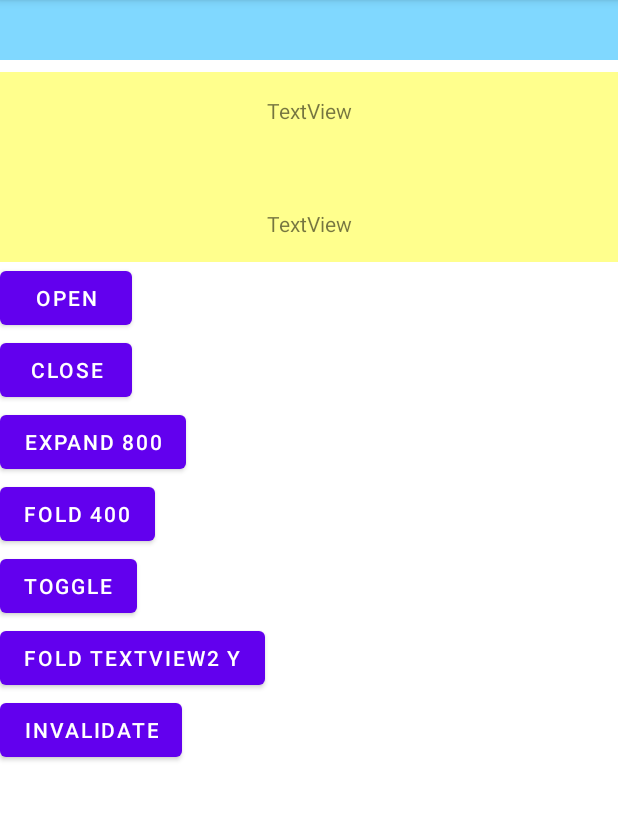
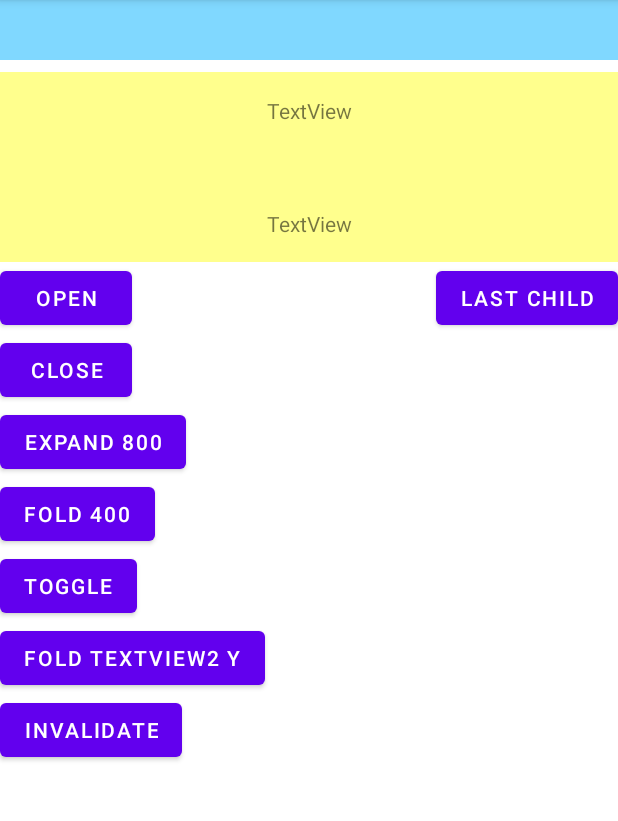
Before and after one commit to NightOwl094/ExpandableConstraintLayout, an Android app: the screen it shows after launch (MainActivity), on a phone screen of 412 x 824 dp, the part 84-905 px from its top. Run offline under Robolectric (Android 15) with nearby library versions, the phone set to English and light mode, and no system bars.

Commit message:
Update - height 캐싱이 되지 않아도 확대 가능한 메소드 추가

```diff
--- a/Lib/app/Lib/src/main/java/com/nightowl094/lib/ExpandableConstraintLayoutUseCase.kt
+++ b/Lib/app/Lib/src/main/java/com/nightowl094/lib/ExpandableConstraintLayoutUseCase.kt
@@ -5,6 +5,7 @@ import androidx.annotation.IdRes
 interface ExpandableConstraintLayoutUseCase {
     val isExpanded: Boolean
     fun invalidateLayout(callback: (() -> Unit)? = null)
+    fun expandByLastChild()
     fun expandLayout(height: Int, duration: Long? = null)
     fun expandLayout(duration: Long? = null)
     fun foldLayoutById(@IdRes targetViewId: Int, duration: Long? = null)
--- a/Lib/app/src/main/java/com/nightowl094/expandableconstraintlayout/MainActivity.kt
+++ b/Lib/app/src/main/java/com/nightowl094/expandableconstraintlayout/MainActivity.kt
@@ -62,5 +62,8 @@ class MainActivity : AppCompatActivity() {
             }
         }
 
+        lastChild.setOnClickListener {
+            testc1.expandByLastChild()
+        }
     }
 }
--- a/Lib/app/src/main/res/layout/activity_main.xml
+++ b/Lib/app/src/main/res/layout/activity_main.xml
@@ -116,4 +116,12 @@
         app:layout_constraintStart_toStartOf="parent"
         app:layout_constraintTop_toBottomOf="@+id/foldTargetTextView2" />
 
+    <Button
+        android:id="@+id/lastChild"
+        android:layout_width="wrap_content"
+        android:layout_height="wrap_content"
+        android:text="last child"
+        app:layout_constraintEnd_toEndOf="parent"
+        app:layout_constraintTop_toTopOf="@+id/openBtn" />
+
 </androidx.constraintlayout.widget.ConstraintLayout>
```
Also changed, not shown: Lib/app/Lib/src/main/java/com/nightowl094/lib/ExpandableConstraintLayout.kt (+13 -1 lines).
